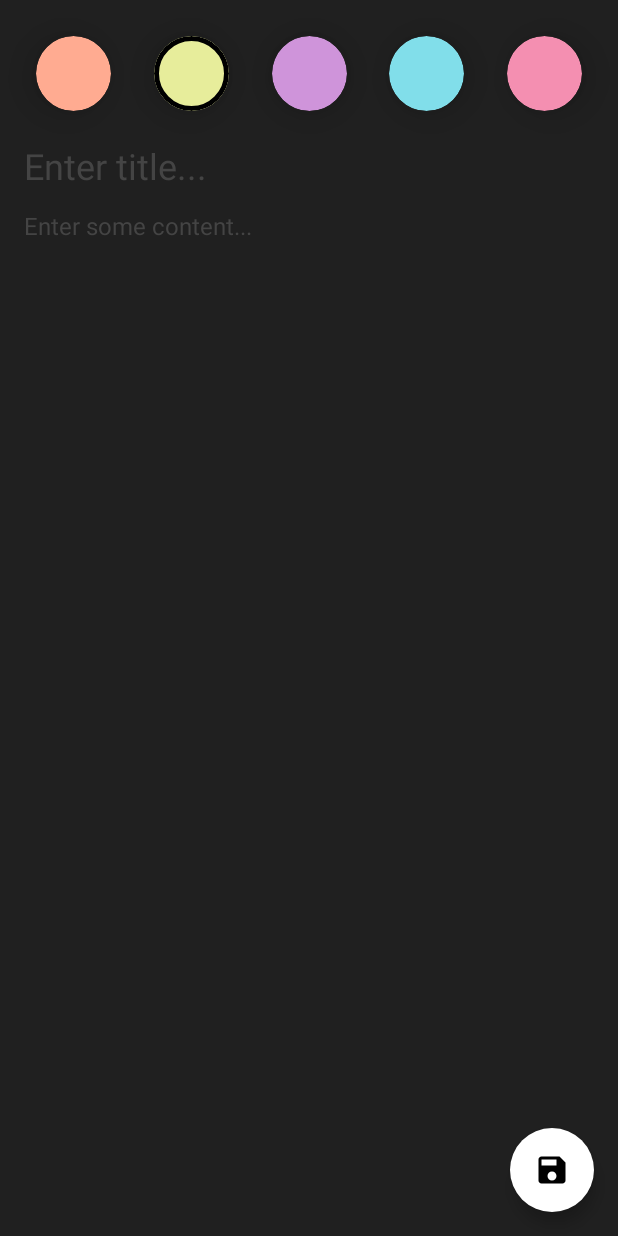
After one commit to lucdre/CocktailCrafter, an Android app built with Jetpack Compose: the composable AddEditCocktailScreen called with empty values, on a phone screen of 412 x 824 dp. The commit adds this screen. Run offline under Robolectric (Android 15) with nearby library versions, the phone set to English and light mode, and no system bars; our stand-ins replace Dagger/Hilt's generated code, Room's generated code.

Commit message:
Screens, navigation setup, bugfixes

```diff
--- a/app/src/main/java/com/madreapps/cocktailcrafter/CocktailApp.kt
+++ b/app/src/main/java/com/madreapps/cocktailcrafter/CocktailApp.kt
@@ -1,5 +1,7 @@
 package com.madreapps.cocktailcrafter
 
 import android.app.Application
+import dagger.hilt.android.HiltAndroidApp
 
+@HiltAndroidApp
 class CocktailApp : Application()
--- /dev/null
+++ b/app/src/main/java/com/madreapps/cocktailcrafter/feature_cocktail/presentation/add_edit_cocktail/AddEditCocktailScreen.kt
@@ -0,0 +1,149 @@
+package com.madreapps.cocktailcrafter.feature_cocktail.presentation.add_edit_cocktail
+
+
+import androidx.compose.animation.Animatable
+import androidx.compose.animation.core.tween
+import androidx.compose.foundation.background
+import androidx.compose.foundation.border
+import androidx.compose.foundation.clickable
+import androidx.compose.foundation.layout.*
+import androidx.compose.foundation.shape.CircleShape
+import androidx.compose.material.*
+import androidx.compose.material.icons.Icons
+import androidx.compose.material.icons.filled.Save
+import androidx.compose.runtime.Composable
+import androidx.compose.runtime.LaunchedEffect
+import androidx.compose.runtime.remember
+import androidx.compose.runtime.rememberCoroutineScope
+import androidx.compose.ui.Modifier
+import androidx.compose.ui.draw.clip
+import androidx.compose.ui.draw.shadow
+import androidx.compose.ui.graphics.Color
+import androidx.compose.ui.graphics.toArgb
+import androidx.compose.ui.unit.dp
+import androidx.hilt.navigation.compose.hiltViewModel
+import androidx.navigation.NavController
+import com.madreapps.cocktailcrafter.feature_cocktail.domain.model.Cocktail
+import com.madreapps.cocktailcrafter.feature_cocktail.presentation.add_edit_cocktail.components.TransparentHintTextField
+import kotlinx.coroutines.flow.collectLatest
+import kotlinx.coroutines.launch
+
+@Composable
+fun AddEditCocktailScreen(
+    navController: NavController,
+    cocktailColor: Int,
+    viewModel: AddEditCocktailViewModel = hiltViewModel()
+) {
+    val titleState = viewModel.cocktailTitle.value
+    val contentState = viewModel.cocktailContent.value
+
+    val scaffoldState = rememberScaffoldState()
+
+    val cocktailBackgroundAnimatable = remember {
+        Animatable(
+            Color(if(cocktailColor != -1) cocktailColor else viewModel.cocktailColor.value)
+        )
+    }
+    val scope = rememberCoroutineScope()
+
+    LaunchedEffect(key1 = true) {
+        viewModel.eventFlow.collectLatest { event ->
+            when(event) {
+                is AddEditCocktailViewModel.UiEvent.ShowSnackbar -> {
+                    scaffoldState.snackbarHostState.showSnackbar(
+                        message = event.message
+                    )
+                }
+                is AddEditCocktailViewModel.UiEvent.SaveCocktail -> {
+                    navController.navigateUp()
+                }
+            }
+        }
+    }
+
+    Scaffold(
+        floatingActionButton = {
+            FloatingActionButton(
+                onClick = {
+                    viewModel.onEvent(AddEditCocktailEvent.SaveCocktail)
+                },
+                backgroundColor = MaterialTheme.colors.primary
+            ) {
+                Icon(imageVector = Icons.Default.Save, contentDescription = "Save cocktail")
+            }
+        },
+        scaffoldState = scaffoldState
+    ) {
+        Column(
+            modifier = Modifier
+                .fillMaxSize()
+                .background(cocktailBackgroundAnimatable.value)
+                .padding(16.dp)
+        ) {
+            Row(
+                modifier = Modifier
+                    .fillMaxWidth()
+                    .padding(8.dp),
+                horizontalArrangement = Arrangement.SpaceBetween
+            ) {
+                Cocktail.cocktailColors.forEach { color ->
+                    val colorInt = color.toArgb()
+                    Box(
+                        modifier = Modifier
+                            //TODO not hardcode dp
+                            .size(50.dp)
+                            .shadow(15.dp, CircleShape)
+                            .clip(CircleShape)
+                            .background(color)
+                            .border(
+                                width = 3.dp,
+                                color = if (viewModel.cocktailColor.value == colorInt) {
+                                    Color.Black
+                                } else Color.Transparent,
+                                shape = CircleShape
+                            )
+                            .clickable {
+                                scope.launch {
+                                    cocktailBackgroundAnimatable.animateTo(
+                                        targetValue = Color(colorInt),
+                                        animationSpec = tween(
+                                            durationMillis = 500
+                                        )
+                                    )
+                                }
+                                viewModel.onEvent(AddEditCocktailEvent.ChangeColor(colorInt))
+                            }
+                    )
+                }
+            }
+            Spacer(modifier = Modifier.height(16.dp))
+            TransparentHintTextField(
+                text = titleState.text,
+                hint = titleState.hint,
+                onValueChange = {
+                                viewModel.onEvent(AddEditCocktailEvent.EnteredTitle(it))
+                },
+                onFocusChange = {
+                    viewModel.onEvent(AddEditCocktailEvent.ChangeTitleFocus(it))
+                },
+                isHintVisible = titleState.isHintVisible,
+                singleLine = true,
+                textStyle = MaterialTheme.typography.h5
+            )
+            Spacer(modifier = Modifier.height(16.dp))
+            TransparentHintTextField(
+                text = contentState.text,
+                hint = contentState.hint,
+                onValueChange = {
+                    viewModel.onEvent(AddEditCocktailEvent.EnteredContent(it))
+                },
+                onFocusChange = {
+                    viewModel.onEvent(AddEditCocktailEvent.ChangeContentFocus(it))
+                },
+                isHintVisible = contentState.isHintVisible,
+                textStyle = MaterialTheme.typography.body1,
+                modifier = Modifier.fillMaxHeight()
+            )
+        }
+    }
+}
--- /dev/null
+++ b/app/src/main/java/com/madreapps/cocktailcrafter/feature_cocktail/presentation/add_edit_cocktail/components/TransparentHintTextField.kt
@@ -0,0 +1,42 @@
+package com.madreapps.cocktailcrafter.feature_cocktail.presentation.add_edit_cocktail.components
+
+import androidx.compose.foundation.layout.Box
+import androidx.compose.foundation.layout.fillMaxWidth
+import androidx.compose.foundation.text.BasicTextField
+import androidx.compose.material.Text
+import androidx.compose.runtime.Composable
+import androidx.compose.ui.Modifier
+import androidx.compose.ui.focus.FocusState
+import androidx.compose.ui.focus.onFocusChanged
+import androidx.compose.ui.graphics.Color
+import androidx.compose.ui.text.TextStyle
+
+@Composable
+fun TransparentHintTextField(
+    text: String,
+    hint: String,
+    modifier: Modifier = Modifier,
+    isHintVisible: Boolean = true,
+    onValueChange: (String) -> Unit,
+    textStyle: TextStyle = TextStyle(),
+    singleLine: Boolean = false,
+    onFocusChange: (FocusState) -> Unit
+) {
+    Box(
+        modifier = modifier
+    ) {
+        BasicTextField(
+            value = text,
+            onValueChange = onValueChange,
+            textStyle = textStyle,
+            modifier = modifier
+                .fillMaxWidth()
+                .onFocusChanged {
+                    onFocusChange(it)
+                }
+        )
+        if(isHintVisible) {
+            Text(text = hint, style = textStyle, color = Color.DarkGray)
+        }
+    }
+}
--- a/app/src/main/java/com/madreapps/cocktailcrafter/feature_cocktail/presentation/cocktails/CocktailsViewModel.kt
+++ b/app/src/main/java/com/madreapps/cocktailcrafter/feature_cocktail/presentation/cocktails/CocktailsViewModel.kt
@@ -43,7 +43,7 @@ class CocktailsViewModel @Inject constructor(
             }
             is CocktailsEvent.DeleteCocktail -> {
                 viewModelScope.launch {
-                    cocktailUseCases.deleteCocktails(event.cocktail)
+                    cocktailUseCases.deleteCocktail(event.cocktail)
                     recentlyDeletedCocktail = event.cocktail
                 }
             }
--- a/app/src/main/java/com/madreapps/cocktailcrafter/feature_cocktail/presentation/cocktails/components/OrderSection.kt
+++ b/app/src/main/java/com/madreapps/cocktailcrafter/feature_cocktail/presentation/cocktails/components/OrderSection.kt
@@ -15,6 +15,9 @@ fun OrderSection(
 ) {
     Column (
         modifier = modifier
+    ) {
+        Row(
+            modifier = Modifier.fillMaxWidth()
         ) {
             DefaultRadioButton(
                 text = "Title",
@@ -51,3 +54,5 @@ fun OrderSection(
             )
         }
     }
+
+}
--- /dev/null
+++ b/app/src/main/java/com/madreapps/cocktailcrafter/feature_cocktail/presentation/util/Screen.kt
@@ -0,0 +1,6 @@
+package com.madreapps.cocktailcrafter.feature_cocktail.presentation.util
+
+sealed class Screen(val route: String) {
+    object CocktailsScreen: Screen("cocktails_screen")
+    object AddEditCocktailScreen: Screen("add_edit_cocktail_screen")
+}
--- a/app/src/main/java/com/madreapps/cocktailcrafter/ui/theme/Theme.kt
+++ b/app/src/main/java/com/madreapps/cocktailcrafter/ui/theme/Theme.kt
@@ -14,7 +14,7 @@ private val DarkColorPalette = darkColors(
 )
 
 @Composable
-fun CleanArchitectureNoteAppTheme(darkTheme: Boolean = true, content: @Composable() () -> Unit) {
+fun CocktailAppTheme(darkTheme: Boolean = true, content: @Composable() () -> Unit) {
     MaterialTheme(
         colors = DarkColorPalette,
         typography = Typography,
```
Also changed, not shown: app/src/main/java/com/madreapps/cocktailcrafter/feature_cocktail/presentation/MainActivity.kt (+54 -1 lines). Lines whose indentation alone changed are shown as unchanged.
